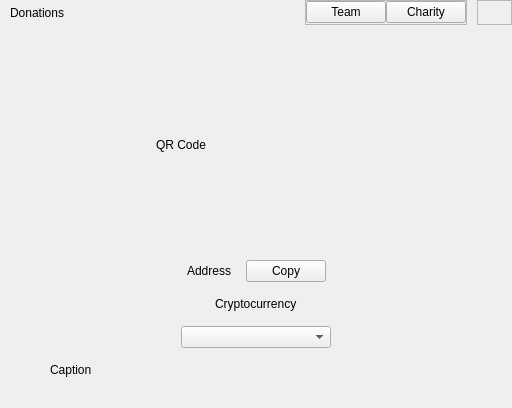
First picture: the form in desktop/ui/donations.ui, repository talonlab/hdwallet-desktop, before the edit.
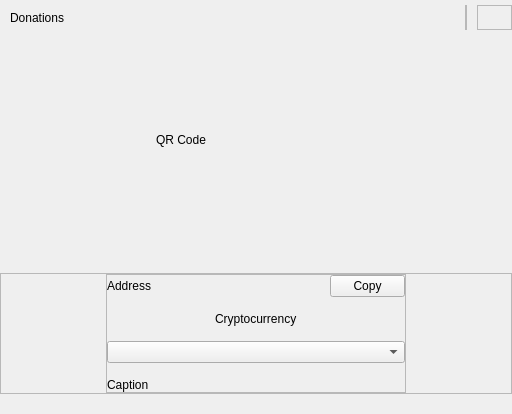
Second picture: the form after the edit.

Commit message: Update: minor fixes on modal, donation ...

The edit to the form file:
```diff
--- a/desktop/ui/donations.ui
+++ b/desktop/ui/donations.ui
@@ -7,7 +7,7 @@
     <x>0</x>
     <y>0</y>
     <width>512</width>
-    <height>408</height>
+    <height>414</height>
    </rect>
   </property>
   <property name="windowTitle">
@@ -21,7 +21,7 @@
     <number>0</number>
    </property>
    <property name="topMargin">
-    <number>0</number>
+    <number>5</number>
    </property>
    <property name="rightMargin">
     <number>0</number>
@@ -91,20 +91,6 @@
          <property name="bottomMargin">
           <number>0</number>
          </property>
-         <item>
-          <widget class="QPushButton" name="donationsCoreTeamQPushButton">
-           <property name="text">
-            <string>Team</string>
-           </property>
-          </widget>
-         </item>
-         <item>
-          <widget class="QPushButton" name="donationsCharityQPushButton">
-           <property name="text">
-            <string>Charity</string>
-           </property>
-          </widget>
-         </item>
         </layout>
        </widget>
       </item>
@@ -151,40 +137,23 @@
     </widget>
    </item>
    <item>
-    <widget class="QStackedWidget" name="stackedWidget">
-     <property name="currentIndex">
-      <number>1</number>
-     </property>
-     <widget class="QWidget" name="donationsCoreTeamQWidget">
+    <widget class="QFrame" name="donationsPageQFrame">
       <layout class="QVBoxLayout" name="donationsCoreTeamQWidgetVLayout">
        <property name="spacing">
-        <number>15</number>
+       <number>5</number>
        </property>
        <property name="leftMargin">
         <number>0</number>
        </property>
        <property name="topMargin">
-        <number>0</number>
+       <number>10</number>
        </property>
        <property name="rightMargin">
         <number>0</number>
        </property>
        <property name="bottomMargin">
-        <number>0</number>
-       </property>
-       <item>
-        <spacer name="donationsCoreTeamQWidgetVTSpacer">
-         <property name="orientation">
-          <enum>Qt::Vertical</enum>
-         </property>
-         <property name="sizeHint" stdset="0">
-          <size>
-           <width>20</width>
-           <height>40</height>
-          </size>
-         </property>
-        </spacer>
-       </item>
+       <number>20</number>
+      </property>
        <item>
         <widget class="QFrame" name="donationsCoreTeamQRQFrame">
          <layout class="QHBoxLayout" name="donationsCoreTeamQRQFrameHLayout">
@@ -294,10 +263,29 @@
         </widget>
        </item>
        <item>
-        <widget class="QFrame" name="donationsCoreTeamAddressContainerQFrame">
-         <layout class="QHBoxLayout" name="donationsCoreTeamAddressContainerQFrameHLayout">
+       <spacer name="donationsCoreTeamQWidgetVTSpacer">
+        <property name="orientation">
+         <enum>Qt::Vertical</enum>
+        </property>
+        <property name="sizeHint" stdset="0">
+         <size>
+          <width>20</width>
+          <height>40</height>
+         </size>
+        </property>
+       </spacer>
+      </item>
+      <item>
+       <widget class="QFrame" name="donationComboContainersQFrame">
+        <property name="frameShape">
+         <enum>QFrame::StyledPanel</enum>
+        </property>
+        <property name="frameShadow">
+         <enum>QFrame::Raised</enum>
+        </property>
+        <layout class="QHBoxLayout" name="donationComboContainersQFrameHLayout">
           <property name="spacing">
-           <number>0</number>
+          <number>15</number>
           </property>
           <property name="leftMargin">
            <number>0</number>
@@ -312,7 +300,7 @@
            <number>0</number>
           </property>
           <item>
-           <spacer name="donationsCoreTeamAddressContainerQFrameHLSpacer">
+          <spacer name="donationComboContainersQFrameHLSpacer">
             <property name="orientation">
              <enum>Qt::Horizontal</enum>
             </property>
@@ -324,6 +312,48 @@
             </property>
            </spacer>
           </item>
+         <item>
+          <widget class="QFrame" name="donationVComboContainerQFrame">
+           <property name="sizePolicy">
+            <sizepolicy hsizetype="Preferred" vsizetype="Preferred">
+             <horstretch>0</horstretch>
+             <verstretch>0</verstretch>
+            </sizepolicy>
+           </property>
+           <property name="minimumSize">
+            <size>
+             <width>300</width>
+             <height>0</height>
+            </size>
+           </property>
+           <property name="maximumSize">
+            <size>
+             <width>300</width>
+             <height>16777215</height>
+            </size>
+           </property>
+           <property name="frameShape">
+            <enum>QFrame::StyledPanel</enum>
+           </property>
+           <property name="frameShadow">
+            <enum>QFrame::Raised</enum>
+           </property>
+           <layout class="QVBoxLayout" name="donationVComboContainerQFrameVLayout">
+            <property name="spacing">
+             <number>15</number>
+            </property>
+            <property name="leftMargin">
+             <number>0</number>
+            </property>
+            <property name="topMargin">
+             <number>0</number>
+            </property>
+            <property name="rightMargin">
+             <number>0</number>
+            </property>
+            <property name="bottomMargin">
+             <number>0</number>
+            </property>
           <item>
            <widget class="QFrame" name="donationsCoreTeamAddressQFrame">
             <layout class="QHBoxLayout" name="donationsCoreTeamAddressQFrameHLayout">
@@ -351,6 +381,21 @@
              </item>
              <item>
               <widget class="QPushButton" name="donationsAddressCopyQPushButton">
+                 <property name="minimumSize">
+                  <size>
+                   <width>75</width>
+                   <height>0</height>
+                  </size>
+                 </property>
+                 <property name="maximumSize">
+                  <size>
+                   <width>75</width>
+                   <height>16777215</height>
+                  </size>
+                 </property>
+                 <property name="cursor">
+                  <cursorShape>PointingHandCursor</cursorShape>
+                 </property>
                <property name="text">
                 <string>Copy</string>
                </property>
@@ -358,53 +403,6 @@
              </item>
             </layout>
            </widget>
-          </item>
-          <item>
-           <spacer name="donationsCoreTeamAddressContainerQFrameHRSpacer">
-            <property name="orientation">
-             <enum>Qt::Horizontal</enum>
-            </property>
-            <property name="sizeHint" stdset="0">
-             <size>
-              <width>40</width>
-              <height>20</height>
-             </size>
-            </property>
-           </spacer>
-          </item>
-         </layout>
-        </widget>
-       </item>
-       <item>
-        <widget class="QFrame" name="donationsCoreTeamCryptocurrencyContainerQFrame">
-         <layout class="QHBoxLayout" name="donationsCoreTeamCryptocurrencyContainerQFrameHLayout">
-          <property name="spacing">
-           <number>15</number>
-          </property>
-          <property name="leftMargin">
-           <number>0</number>
-          </property>
-          <property name="topMargin">
-           <number>0</number>
-          </property>
-          <property name="rightMargin">
-           <number>0</number>
-          </property>
-          <property name="bottomMargin">
-           <number>0</number>
-          </property>
-          <item>
-           <spacer name="donationsCoreTeamCryptocurrencyContainerQFrameHLSpacer">
-            <property name="orientation">
-             <enum>Qt::Horizontal</enum>
-            </property>
-            <property name="sizeHint" stdset="0">
-             <size>
-              <width>40</width>
-              <height>20</height>
-             </size>
-            </property>
-           </spacer>
           </item>
           <item>
            <widget class="QFrame" name="donationsCoreTeamCryptocurrencyQFrame">
@@ -448,40 +446,6 @@
            </widget>
           </item>
           <item>
-           <spacer name="donationsCoreTeamCryptocurrencyContainerQFrameHRSpacer">
-            <property name="orientation">
-             <enum>Qt::Horizontal</enum>
-            </property>
-            <property name="sizeHint" stdset="0">
-             <size>
-              <width>40</width>
-              <height>20</height>
-             </size>
-            </property>
-           </spacer>
-          </item>
-         </layout>
-        </widget>
-       </item>
-       <item>
-        <widget class="QFrame" name="donationsCoreTeamCaptionContainerQFrame">
-         <layout class="QHBoxLayout" name="donationsCoreTeamCaptionContainerQFrameHLayout">
-          <property name="spacing">
-           <number>0</number>
-          </property>
-          <property name="leftMargin">
-           <number>50</number>
-          </property>
-          <property name="topMargin">
-           <number>0</number>
-          </property>
-          <property name="rightMargin">
-           <number>50</number>
-          </property>
-          <property name="bottomMargin">
-           <number>0</number>
-          </property>
-          <item>
            <widget class="QLabel" name="donationsCaptionQLabel">
             <property name="text">
              <string>Caption</string>
@@ -492,84 +456,8 @@
         </widget>
        </item>
        <item>
-        <spacer name="donationsCoreTeamQWidgetVMSpacer">
+          <spacer name="donationComboContainersQFrameHRSpacer">
          <property name="orientation">
-          <enum>Qt::Vertical</enum>
-         </property>
-         <property name="sizeHint" stdset="0">
-          <size>
-           <width>20</width>
-           <height>40</height>
-          </size>
-         </property>
-        </spacer>
-       </item>
-       <item>
-        <spacer name="donationsCoreTeamQWidgetVBSpacer">
-         <property name="orientation">
-          <enum>Qt::Vertical</enum>
-         </property>
-         <property name="sizeHint" stdset="0">
-          <size>
-           <width>20</width>
-           <height>40</height>
-          </size>
-         </property>
-        </spacer>
-       </item>
-      </layout>
-     </widget>
-     <widget class="QWidget" name="donationsCharityQWidget">
-      <layout class="QVBoxLayout" name="donationsCharityQWidgetVLayout">
-       <property name="spacing">
-        <number>15</number>
-       </property>
-       <property name="leftMargin">
-        <number>0</number>
-       </property>
-       <property name="topMargin">
-        <number>0</number>
-       </property>
-       <property name="rightMargin">
-        <number>0</number>
-       </property>
-       <property name="bottomMargin">
-        <number>0</number>
-       </property>
-       <item>
-        <spacer name="donationsCharityQWidgetVTSpacer">
-         <property name="orientation">
-          <enum>Qt::Vertical</enum>
-         </property>
-         <property name="sizeHint" stdset="0">
-          <size>
-           <width>20</width>
-           <height>40</height>
-          </size>
-         </property>
-        </spacer>
-       </item>
-       <item>
-        <widget class="QFrame" name="donationsCharityQRCodeQFrame">
-         <layout class="QHBoxLayout" name="donationsCharityQRCodeQFrameHLayout">
-          <property name="spacing">
-           <number>0</number>
-          </property>
-          <property name="leftMargin">
-           <number>0</number>
-          </property>
-          <property name="topMargin">
-           <number>0</number>
-          </property>
-          <property name="rightMargin">
-           <number>0</number>
-          </property>
-          <property name="bottomMargin">
-           <number>0</number>
-          </property>
-          <item>
-           <spacer name="donationsCharityQRCodeQFrameHLSpacer">
-            <property name="orientation">
              <enum>Qt::Horizontal</enum>
             </property>
             <property name="sizeHint" stdset="0">
@@ -580,285 +468,10 @@
             </property>
            </spacer>
           </item>
-          <item>
-           <widget class="QFrame" name="donationCharityQRCodeContainerQFrame">
-            <layout class="QVBoxLayout" name="donationCharityQRCodeContainerQFrameVLayout">
-             <property name="spacing">
-              <number>0</number>
-             </property>
-             <property name="leftMargin">
-              <number>0</number>
-             </property>
-             <property name="topMargin">
-              <number>0</number>
-             </property>
-             <property name="rightMargin">
-              <number>0</number>
-             </property>
-             <property name="bottomMargin">
-              <number>0</number>
-             </property>
-             <item>
-              <widget class="QLabel" name="donationsCharityQRCodeQLabel">
-               <property name="minimumSize">
-                <size>
-                 <width>200</width>
-                 <height>200</height>
-                </size>
-               </property>
-               <property name="maximumSize">
-                <size>
-                 <width>200</width>
-                 <height>200</height>
-                </size>
-               </property>
-               <property name="text">
-                <string>QR Code</string>
-               </property>
-              </widget>
-             </item>
             </layout>
            </widget>
           </item>
-          <item>
-           <spacer name="donationsCharityQRCodeQFrameHRSpacer">
-            <property name="orientation">
-             <enum>Qt::Horizontal</enum>
-            </property>
-            <property name="sizeHint" stdset="0">
-             <size>
-              <width>40</width>
-              <height>20</height>
-             </size>
-            </property>
-           </spacer>
-          </item>
-         </layout>
-        </widget>
-       </item>
-       <item>
-        <widget class="QFrame" name="donationsCharityAddressContainerQFrame">
-         <layout class="QHBoxLayout" name="donationsCharityAddressContainerQFrameHLayout">
-          <property name="spacing">
-           <number>0</number>
-          </property>
-          <property name="leftMargin">
-           <number>0</number>
-          </property>
-          <property name="topMargin">
-           <number>0</number>
-          </property>
-          <property name="rightMargin">
-           <number>0</number>
-          </property>
-          <property name="bottomMargin">
-           <number>0</number>
-          </property>
-          <item>
-           <spacer name="donationsCharityAddressContainerQFrameHLSpacer">
-            <property name="orientation">
-             <enum>Qt::Horizontal</enum>
-            </property>
-            <property name="sizeHint" stdset="0">
-             <size>
-              <width>40</width>
-              <height>20</height>
-             </size>
-            </property>
-           </spacer>
-          </item>
-          <item>
-           <widget class="QFrame" name="donationsCharityAddressQFrame">
-            <layout class="QHBoxLayout" name="donationsCharityAddressQFrameHLayout">
-             <property name="spacing">
-              <number>15</number>
-             </property>
-             <property name="leftMargin">
-              <number>0</number>
-             </property>
-             <property name="topMargin">
-              <number>0</number>
-             </property>
-             <property name="rightMargin">
-              <number>0</number>
-             </property>
-             <property name="bottomMargin">
-              <number>0</number>
-             </property>
-             <item>
-              <widget class="QLabel" name="donationsCharityAddressQLabel">
-               <property name="text">
-                <string>Address</string>
-               </property>
-              </widget>
-             </item>
-             <item>
-              <widget class="QPushButton" name="donationsCharityAddressCopyQPushButton">
-               <property name="text">
-                <string>Copy</string>
-               </property>
-              </widget>
-             </item>
-            </layout>
-           </widget>
-          </item>
-          <item>
-           <spacer name="donationsCharityAddressContainerQFrameHRSpacer">
-            <property name="orientation">
-             <enum>Qt::Horizontal</enum>
-            </property>
-            <property name="sizeHint" stdset="0">
-             <size>
-              <width>40</width>
-              <height>20</height>
-             </size>
-            </property>
-           </spacer>
-          </item>
-         </layout>
-        </widget>
-       </item>
-       <item>
-        <widget class="QFrame" name="donationsCharityCryptocurrencyContainerQFrame">
-         <layout class="QHBoxLayout" name="donationsCharityCryptocurrencyContainerQFrameHLayout">
-          <property name="spacing">
-           <number>15</number>
-          </property>
-          <property name="leftMargin">
-           <number>0</number>
-          </property>
-          <property name="topMargin">
-           <number>0</number>
-          </property>
-          <property name="rightMargin">
-           <number>0</number>
-          </property>
-          <property name="bottomMargin">
-           <number>0</number>
-          </property>
-          <item>
-           <spacer name="donationsCharityCryptocurrencyContainerQFrameHLSpacer">
-            <property name="orientation">
-             <enum>Qt::Horizontal</enum>
-            </property>
-            <property name="sizeHint" stdset="0">
-             <size>
-              <width>40</width>
-              <height>20</height>
-             </size>
-            </property>
-           </spacer>
-          </item>
-          <item>
-           <widget class="QFrame" name="donationsCharityCryptocurrencyQFrame">
-            <property name="minimumSize">
-             <size>
-              <width>150</width>
-              <height>0</height>
-             </size>
-            </property>
-            <layout class="QVBoxLayout" name="donationsCharityCryptocurrencyQFrameVLayout">
-             <property name="spacing">
-              <number>15</number>
-             </property>
-             <property name="leftMargin">
-              <number>0</number>
-             </property>
-             <property name="topMargin">
-              <number>0</number>
-             </property>
-             <property name="rightMargin">
-              <number>0</number>
-             </property>
-             <property name="bottomMargin">
-              <number>0</number>
-             </property>
-             <item alignment="Qt::AlignHCenter">
-              <widget class="QLabel" name="donationsCharityCryptocurrencyQLabel">
-               <property name="text">
-                <string>Cryptocurrency</string>
-               </property>
-              </widget>
-             </item>
-             <item>
-              <widget class="QComboBox" name="donationsCharityCryptocurrencyQComboBox">
-               <property name="placeholderText">
-                <string>Select Cryptocurrency</string>
-               </property>
-              </widget>
-             </item>
-            </layout>
-           </widget>
-          </item>
-          <item>
-           <spacer name="donationsCharityCryptocurrencyContainerQFrameHRSpacer">
-            <property name="orientation">
-             <enum>Qt::Horizontal</enum>
-            </property>
-            <property name="sizeHint" stdset="0">
-             <size>
-              <width>40</width>
-              <height>20</height>
-             </size>
-            </property>
-           </spacer>
-          </item>
-         </layout>
-        </widget>
-       </item>
-       <item>
-        <widget class="QFrame" name="donationsCharityCaptionContainerQFrame">
-         <layout class="QHBoxLayout" name="donationsCharityCaptionContainerQFrameHLayout">
-          <property name="leftMargin">
-           <number>50</number>
-          </property>
-          <property name="topMargin">
-           <number>0</number>
-          </property>
-          <property name="rightMargin">
-           <number>50</number>
-          </property>
-          <property name="bottomMargin">
-           <number>0</number>
-          </property>
-          <item>
-           <widget class="QLabel" name="donationsCharityCaptionQLabel">
-            <property name="text">
-             <string>Caption</string>
-            </property>
-           </widget>
-          </item>
-         </layout>
-        </widget>
-       </item>
-       <item>
-        <spacer name="donationsCharityQWidgetVMSpacer">
-         <property name="orientation">
-          <enum>Qt::Vertical</enum>
-         </property>
-         <property name="sizeHint" stdset="0">
-          <size>
-           <width>20</width>
-           <height>40</height>
-          </size>
-         </property>
-        </spacer>
-       </item>
-       <item>
-        <spacer name="donationsCharityQWidgetVBSpacer">
-         <property name="orientation">
-          <enum>Qt::Vertical</enum>
-         </property>
-         <property name="sizeHint" stdset="0">
-          <size>
-           <width>20</width>
-           <height>30</height>
-          </size>
-         </property>
-        </spacer>
-       </item>
-      </layout>
-     </widget>
+     </layout>
     </widget>
    </item>
   </layout>
```
Lines whose indentation alone changed are shown as unchanged. The commit also changes 7 other files.
